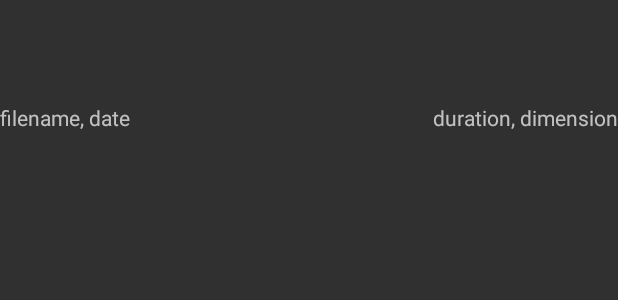
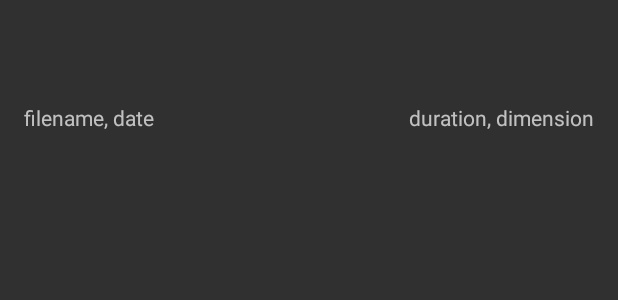
Before and after one commit to stewarthaines/only-breathe-android, an Android app: the layout content_main.xml on its own in the app's theme, with its tools: preview values and no code run, on a phone screen of 412 x 824 dp. Shown: the part 486-786 px from the top of the screen. Run offline under Robolectric (Android 15) with nearby library versions, the phone set to English and light mode, and no system bars.

```diff
--- a/app/src/main/res/layout/content_main.xml
+++ b/app/src/main/res/layout/content_main.xml
@@ -13,6 +13,8 @@
         android:layout_weight="1"
         android:layout_width="match_parent"
         android:layout_height="0dp"
+        android:paddingLeft="@dimen/activity_horizontal_margin"
+        android:paddingRight="@dimen/activity_horizontal_margin"
         >
 
         <ImageView
```
Also changed, not shown: app/src/main/java/com/robotinabox/onlybreathe/MainActivity.java (+23 -2 lines).
